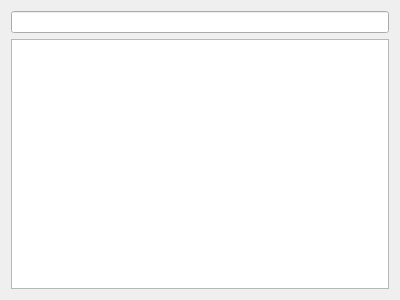
AbdelkarimYT/Leaf, file forms/productsform.ui: the form before one commit.
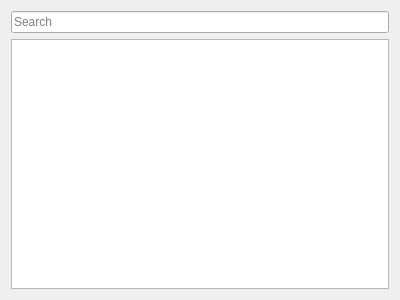
The form after the commit.

```diff
--- a/forms/productsform.ui
+++ b/forms/productsform.ui
@@ -18,7 +18,11 @@
   </property>
   <layout class="QGridLayout" name="gridLayout">
    <item row="0" column="0">
-    <widget class="QLineEdit" name="lineEdit"/>
+    <widget class="QLineEdit" name="lineEdit">
+     <property name="placeholderText">
+      <string>Search</string>
+     </property>
+    </widget>
    </item>
    <item row="1" column="0">
     <widget class="QTableView" name="productsTableView"/>
```
Left out of the diff: 9 changed lines with no effect on the pictures.
